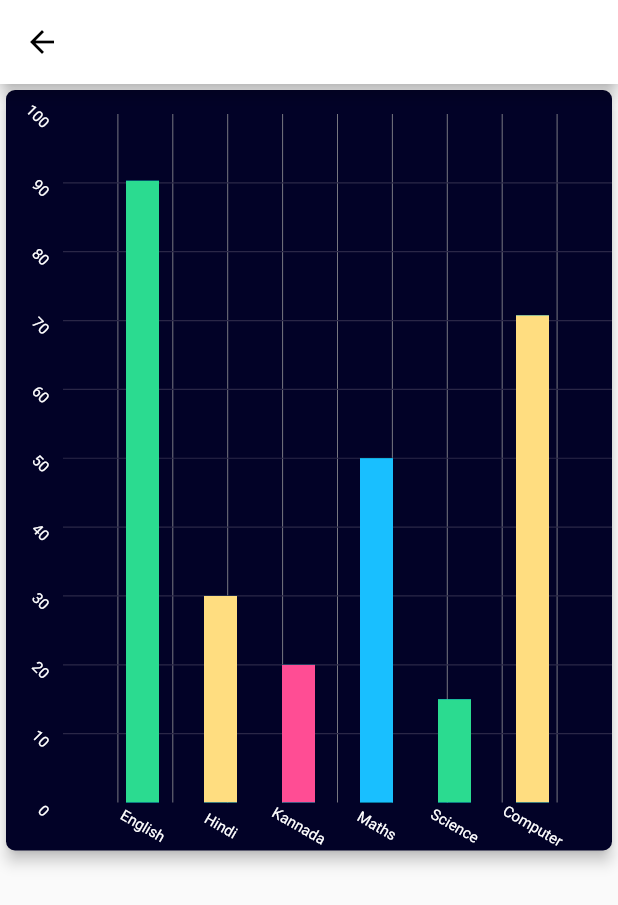
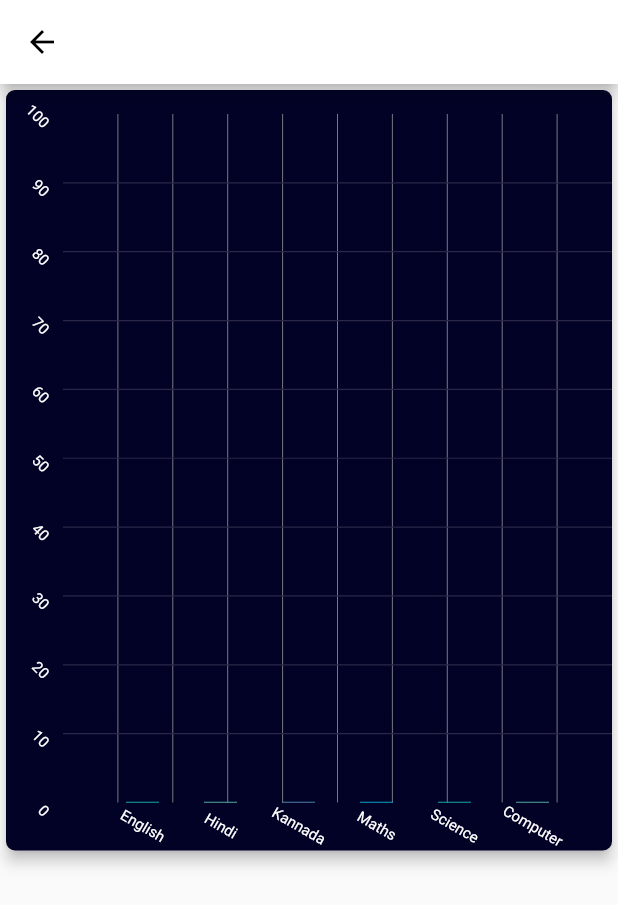
Before and after one commit to yadav940/sachirva_assignment, a Flutter app: the HomePage screen opened directly, after a tap on "CALCULATE", on a phone screen of 412 x 824 dp. Shown: the top 905 px of the screen. Run offline on Flutter 3.47's test engine with Material 2 defaults, Android fonts, the phone set to English and light mode, and no system bars; drawn by our look-alikes of fl_chart; our stand-ins replace firebase_auth, firebase_core, shared_preferences; missing offline and left inert: flutter_flavor; accounts and stored records are empty.

```diff
--- a/lib/ui/barchart_page.dart
+++ b/lib/ui/barchart_page.dart
@@ -2,7 +2,12 @@ import 'package:flutter/cupertino.dart';
 import 'package:flutter/material.dart';
 import 'package:sachirva_assignment/widget/barchart/bar_chart_sample.dart';
 class BarcharPage extends StatelessWidget {
-  List<double> list =[90.32,30.0,20.0,50.0,15.0,70.77];
+  final List<double> list;
+
+  BarcharPage(this.list);
+
+  /*=[90.32,30.0,20.0,50.0,15.0,70.77]*/
+
   @override
   Widget build(BuildContext context) {
     return Scaffold(
--- a/lib/ui/home/home.dart
+++ b/lib/ui/home/home.dart
@@ -1,3 +1,4 @@
+import 'package:flutter/cupertino.dart';
 import 'package:flutter/material.dart';
 import 'package:sachirva_assignment/util/color/colors.dart';
 import 'package:sachirva_assignment/util/style/style.dart';
@@ -13,7 +14,15 @@ class HomePage extends StatefulWidget {
 }
 
 class _HomePageState extends State<HomePage> {
-  List<double> list =[90.32,30.0,20.0,50.0,15.0,70.77];
+  List<double> list =[];
+
+  final textController0= TextEditingController();
+  final textController1= TextEditingController();
+  final textController2= TextEditingController();
+  final textController3= TextEditingController();
+  final textController4= TextEditingController();
+  final textController5= TextEditingController();
+
   @override
   Widget build(BuildContext context) {
     return Scaffold(
@@ -49,7 +58,7 @@ class _HomePageState extends State<HomePage> {
               keyboardType: TextInputType.number,
               textInputAction: TextInputAction.next,
               maxLength: 2,
-              //controller: signInProvider.emailTextController,
+              controller: textController0,
               enableSuggestions: false,
               autofocus: false,
               onFieldSubmitted: (term) {
@@ -76,7 +85,7 @@ class _HomePageState extends State<HomePage> {
               onSaved: (email) {},
             ),
             const SizedBox(
-              height: 12,
+              height: 5,
             ),
             Text('Hindi'),
             const SizedBox(
@@ -86,10 +95,10 @@ class _HomePageState extends State<HomePage> {
               keyboardType: TextInputType.number,
               textInputAction: TextInputAction.next,
               maxLength: 2,
-              //controller: signInProvider.passwordTextController,
+              controller: textController1,
               enableSuggestions: false,
               autofocus: false,
-              obscureText: true,
+              obscureText: false,
               onFieldSubmitted: (term) {
                 /*signInProvider.emailFocusNode.unfocus();
                           FocusScope.of(context)
@@ -116,7 +125,7 @@ class _HomePageState extends State<HomePage> {
               },
             ),
             const SizedBox(
-              height: 12,
+              height: 5,
             ),
             Text('Kannada'),
             const SizedBox(
@@ -126,10 +135,11 @@ class _HomePageState extends State<HomePage> {
               keyboardType: TextInputType.number,
               textInputAction: TextInputAction.next,
               maxLength: 2,
+              controller: textController2,
               //controller: signInProvider.passwordTextController,
               enableSuggestions: false,
               autofocus: false,
-              obscureText: true,
+              obscureText: false,
               onFieldSubmitted: (term) {
                 /*signInProvider.emailFocusNode.unfocus();
                           FocusScope.of(context)
@@ -156,7 +166,7 @@ class _HomePageState extends State<HomePage> {
               },
             ),
             const SizedBox(
-              height: 12,
+              height: 5,
             ),
             Text('Maths'),
             const SizedBox(
@@ -166,10 +176,11 @@ class _HomePageState extends State<HomePage> {
               keyboardType: TextInputType.number,
               textInputAction: TextInputAction.next,
               maxLength: 2,
+              controller: textController3,
               //controller: signInProvider.passwordTextController,
               enableSuggestions: false,
               autofocus: false,
-              obscureText: true,
+              obscureText: false,
               onFieldSubmitted: (term) {
                 /*signInProvider.emailFocusNode.unfocus();
                           FocusScope.of(context)
@@ -196,7 +207,7 @@ class _HomePageState extends State<HomePage> {
               },
             ),
             const SizedBox(
-              height: 12,
+              height: 5,
             ),
             Text('Science'),
             const SizedBox(
@@ -206,10 +217,11 @@ class _HomePageState extends State<HomePage> {
               keyboardType: TextInputType.number,
               textInputAction: TextInputAction.next,
               maxLength: 2,
+              controller: textController4,
               //controller: signInProvider.passwordTextController,
               enableSuggestions: false,
               autofocus: false,
-              obscureText: true,
+              obscureText: false,
               onFieldSubmitted: (term) {
                 /*signInProvider.emailFocusNode.unfocus();
                           FocusScope.of(context)
@@ -236,7 +248,7 @@ class _HomePageState extends State<HomePage> {
               },
             ),
             const SizedBox(
-              height: 12,
+              height: 5,
             ),
             Text('Computer'),
             const SizedBox(
@@ -246,10 +258,11 @@ class _HomePageState extends State<HomePage> {
               keyboardType: TextInputType.number,
               textInputAction: TextInputAction.next,
               maxLength: 2,
+              controller: textController5,
               //controller: signInProvider.passwordTextController,
               enableSuggestions: false,
               autofocus: false,
-              obscureText: true,
+              obscureText: false,
               onFieldSubmitted: (term) {
                 /*signInProvider.emailFocusNode.unfocus();
                           FocusScope.of(context)
@@ -276,7 +289,7 @@ class _HomePageState extends State<HomePage> {
               },
             ),
             const SizedBox(
-              height: 12,
+              height: 5,
             ),
             Row(
               children: [
@@ -297,9 +310,41 @@ class _HomePageState extends State<HomePage> {
                   textColor: Colors.white,
                   callBack: (){
                     //signInProvider.login();
+                    list.clear();
+                    if(textController0.text.isNotEmpty){
+                      list.add(double.parse(textController0.text));
+                    }else{
+                      list.add(0.1);
+                    }
+                    if(textController1.text.isNotEmpty){
+                      list.add(double.parse(textController1.text));
+                    }else{
+                      list.add(0.1);
+                    }
+                    if(textController2.text.isNotEmpty){
+                      list.add(double.parse(textController2.text));
+                    }else{
+                      list.add(0.1);
+                    }
+                    if(textController3.text.isNotEmpty){
+                      list.add(double.parse(textController3.text));
+                    }else{
+                      list.add(0.1);
+                    }
+                    if(textController4.text.isNotEmpty){
+                      list.add(double.parse(textController4.text));
+                    }else{
+                      list.add(0.1);
+                    }
+                    if(textController5.text.isNotEmpty){
+                      list.add(double.parse(textController5.text));
+                    }else{
+                      list.add(0.1);
+                    }
+
                     Navigator.push(
                       context,
-                      MaterialPageRoute(builder: (context) => BarcharPage()),
+                      CupertinoPageRoute(builder: (context) => BarcharPage(list)),
                     );
                   },
                   textStyle: buttonTextStyle16WhiteSemiBold,
@@ -334,7 +379,7 @@ class _HomePageState extends State<HomePage> {
               title: Text('Profile' , style: textStyle14SecondaryBold),
               //onTap: () =>homeProvider.onTrendingTab(),
             ),
-            const SizedBox(height: 12,),
+            const SizedBox(height: 5,),
             ListTile(
               title: Text('Logout' , style: textStyle14SecondaryBold),
               //onTap: () =>homeProvider.onTrendingTab(),
```
